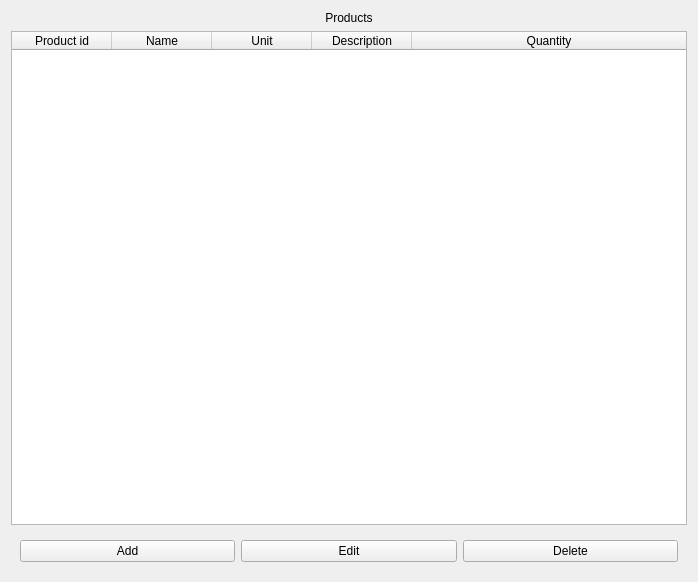
Qt form ui/ProductView.ui (MagdaOleksandrTeam/ProductionPlanner) before a commit.
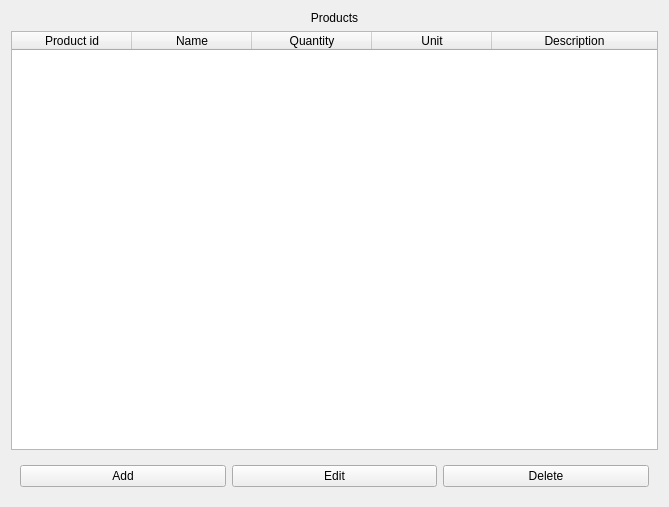
The same form after that commit.

Commit message: integrate ProductView, BOMView and create popup BOMCalculatorDialog

What changed in the file:
```diff
--- a/ui/ProductView.ui
+++ b/ui/ProductView.ui
@@ -6,8 +6,8 @@
    <rect>
     <x>0</x>
     <y>0</y>
-    <width>698</width>
-    <height>582</height>
+    <width>669</width>
+    <height>507</height>
    </rect>
   </property>
   <property name="sizePolicy">
@@ -44,6 +44,9 @@
      <property name="selectionBehavior">
       <enum>QAbstractItemView::SelectionBehavior::SelectRows</enum>
      </property>
+     <attribute name="horizontalHeaderDefaultSectionSize">
+      <number>120</number>
+     </attribute>
      <attribute name="horizontalHeaderStretchLastSection">
       <bool>true</bool>
      </attribute>
@@ -60,6 +63,11 @@
        <string>Name</string>
       </property>
      </column>
+     <column>
+      <property name="text">
+       <string>Quantity</string>
+      </property>
+     </column>
      <column>
       <property name="text">
        <string>Unit</string>
@@ -70,11 +78,6 @@
        <string>Description</string>
       </property>
      </column>
-     <column>
-      <property name="text">
-       <string>Quantity</string>
-      </property>
-     </column>
     </widget>
    </item>
    <item>
```
The commit also changes 9 other files.
